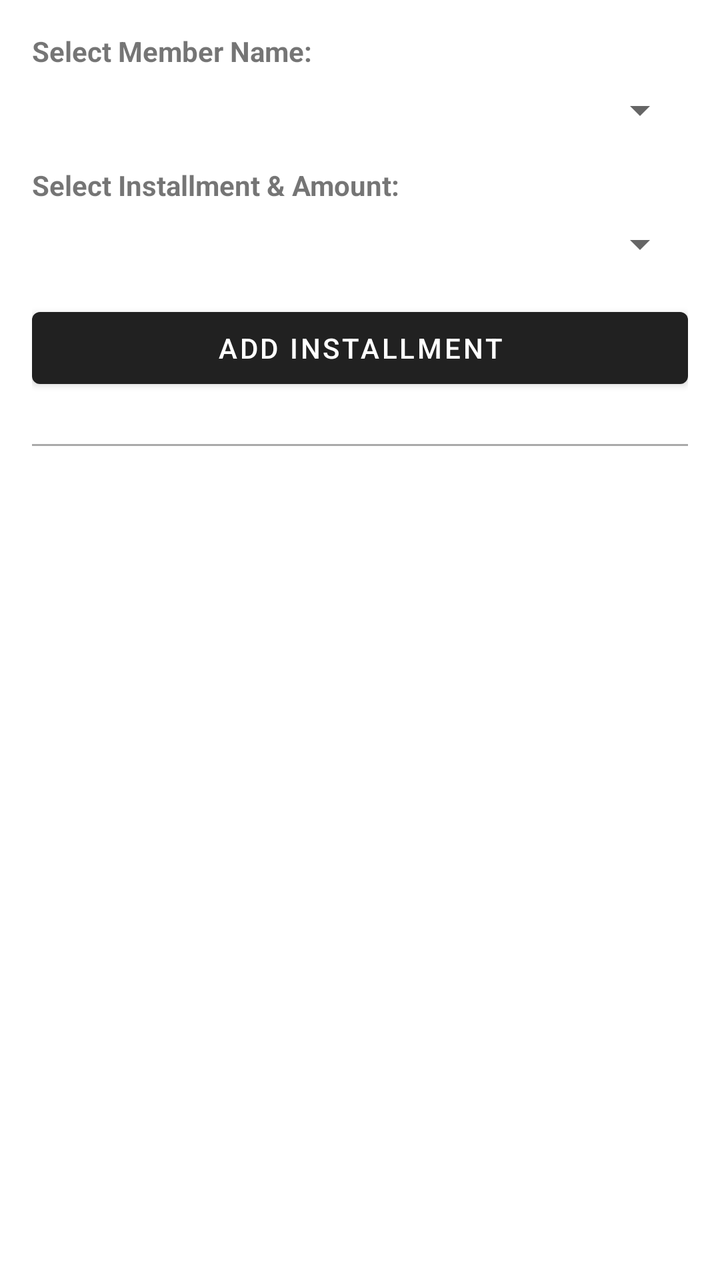
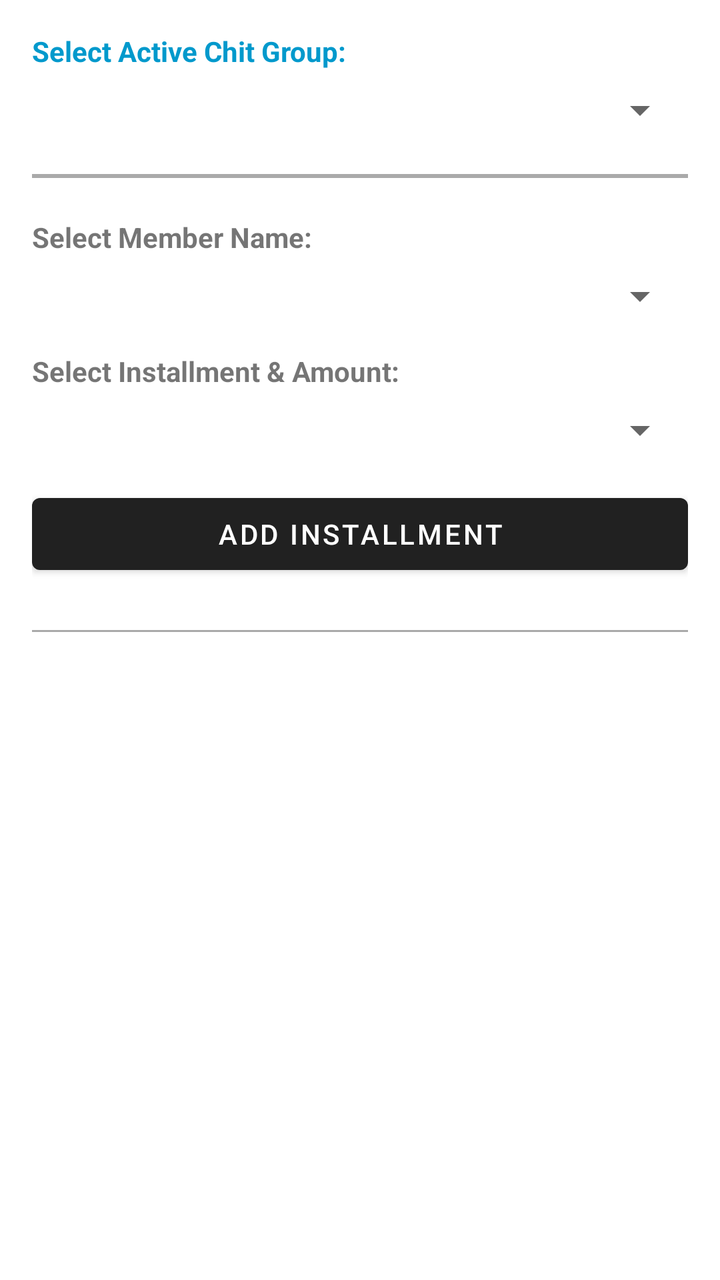

Compare the two renders of this Android layout. The source of the first and the diff that turns it into the second are given below.
<!-- AndroidManifest.xml: application theme Theme.MaterialComponents.Light.DarkActionBar -->
<!-- res/layout/activity_main.xml -->
<?xml version="1.0" encoding="utf-8"?>
<ScrollView xmlns:android="http://schemas.android.com/apk/res/android"
    android:layout_width="match_parent"
    android:layout_height="match_parent"
    android:padding="16dp">

    <LinearLayout
        android:layout_width="match_parent"
        android:layout_height="wrap_content"
        android:orientation="vertical">

        <TextView
            android:layout_width="wrap_content"
            android:layout_height="wrap_content"
            android:text="Select Member Name:"
            android:textStyle="bold" />
            
        <Spinner
            android:id="@+id/spMembers"
            android:layout_width="match_parent"
            android:layout_height="wrap_content"
            android:layout_marginTop="8dp"
            android:layout_marginBottom="16dp"/>

        <TextView
            android:layout_width="wrap_content"
            android:layout_height="wrap_content"
            android:text="Select Installment &amp; Amount:"
            android:textStyle="bold" />
            
        <Spinner
            android:id="@+id/spInstallmentOptions"
            android:layout_width="match_parent"
            android:layout_height="wrap_content"
            android:layout_marginTop="8dp"
            android:layout_marginBottom="16dp"/>

        <Button
            android:id="@+id/btnAddInstallment"
            android:layout_width="match_parent"
            android:layout_height="wrap_content"
            android:text="Add Installment"
            android:layout_marginBottom="24dp"/>

        <View
            android:layout_width="match_parent"
            android:layout_height="1dp"
            android:background="@android:color/darker_gray"
            android:layout_marginBottom="24dp"/>

        <TextView
            android:id="@+id/tvFundTitle"
            android:layout_width="match_parent"
            android:layout_height="wrap_content"
            android:textSize="20sp"
            android:textStyle="bold"
            android:layout_marginBottom="16dp" />

        <HorizontalScrollView
            android:layout_width="match_parent"
            android:layout_height="wrap_content">

            <TableLayout
                android:id="@+id/tlFundTable"
                android:layout_width="wrap_content"
                android:layout_height="wrap_content"
                android:stretchColumns="*" />
        </HorizontalScrollView>

    </LinearLayout>
</ScrollView>
<!-- resources referenced by this layout -->
<resources>

</resources>

<!-- the commit's change to res/layout/activity_main.xml (unified diff, before → after) -->
@@ -9,45 +9,76 @@
         android:layout_height="wrap_content"
         android:orientation="vertical">
 
+        
         <TextView
             android:layout_width="wrap_content"
             android:layout_height="wrap_content"
-            android:text="Select Member Name:"
-            android:textStyle="bold" />
+            android:text="Select Active Chit Group:"
+            android:textStyle="bold"
+            android:textColor="@android:color/holo_blue_dark" />
             
         <Spinner
-            android:id="@+id/spMembers"
+            android:id="@+id/spChitSelector"
             android:layout_width="match_parent"
             android:layout_height="wrap_content"
             android:layout_marginTop="8dp"
-            android:layout_marginBottom="16dp"/>
-
-        <TextView
-            android:layout_width="wrap_content"
-            android:layout_height="wrap_content"
-            android:text="Select Installment &amp; Amount:"
-            android:textStyle="bold" />
-            
-        <Spinner
-            android:id="@+id/spInstallmentOptions"
-            android:layout_width="match_parent"
-            android:layout_height="wrap_content"
-            android:layout_marginTop="8dp"
-            android:layout_marginBottom="16dp"/>
-
-        <Button
-            android:id="@+id/btnAddInstallment"
-            android:layout_width="match_parent"
-            android:layout_height="wrap_content"
-            android:text="Add Installment"
-            android:layout_marginBottom="24dp"/>
+            android:layout_marginBottom="20dp" />
 
         <View
             android:layout_width="match_parent"
-            android:layout_height="1dp"
+            android:layout_height="2dp"
             android:background="@android:color/darker_gray"
-            android:layout_marginBottom="24dp"/>
+            android:layout_marginBottom="20dp"/>
 
+        
+        <LinearLayout
+            android:id="@+id/llFormContainer"
+            android:layout_width="match_parent"
+            android:layout_height="wrap_content"
+            android:orientation="vertical">
+
+            
+            <TextView
+                android:layout_width="wrap_content"
+                android:layout_height="wrap_content"
+                android:text="Select Member Name:"
+                android:textStyle="bold" />
+                
+            <Spinner
+                android:id="@+id/spMembers"
+                android:layout_width="match_parent"
+                android:layout_height="wrap_content"
+                android:layout_marginTop="8dp"
+                android:layout_marginBottom="16dp"/>
+
+            <TextView
+                android:layout_width="wrap_content"
+                android:layout_height="wrap_content"
+                android:text="Select Installment &amp; Amount:"
+                android:textStyle="bold" />
+                
+            <Spinner
+                android:id="@+id/spInstallmentOptions"
+                android:layout_width="match_parent"
+                android:layout_height="wrap_content"
+                android:layout_marginTop="8dp"
+                android:layout_marginBottom="16dp"/>
+
+            <Button
+                android:id="@+id/btnAddInstallment"
+                android:layout_width="match_parent"
+                android:layout_height="wrap_content"
+                android:text="Add Installment"
+                android:layout_marginBottom="24dp"/>
+
+            <View
+                android:layout_width="match_parent"
+                android:layout_height="1dp"
+                android:background="@android:color/darker_gray"
+                android:layout_marginBottom="24dp"/>
+        </LinearLayout>
+
+        
         <TextView
             android:id="@+id/tvFundTitle"
             android:layout_width="match_parent"
